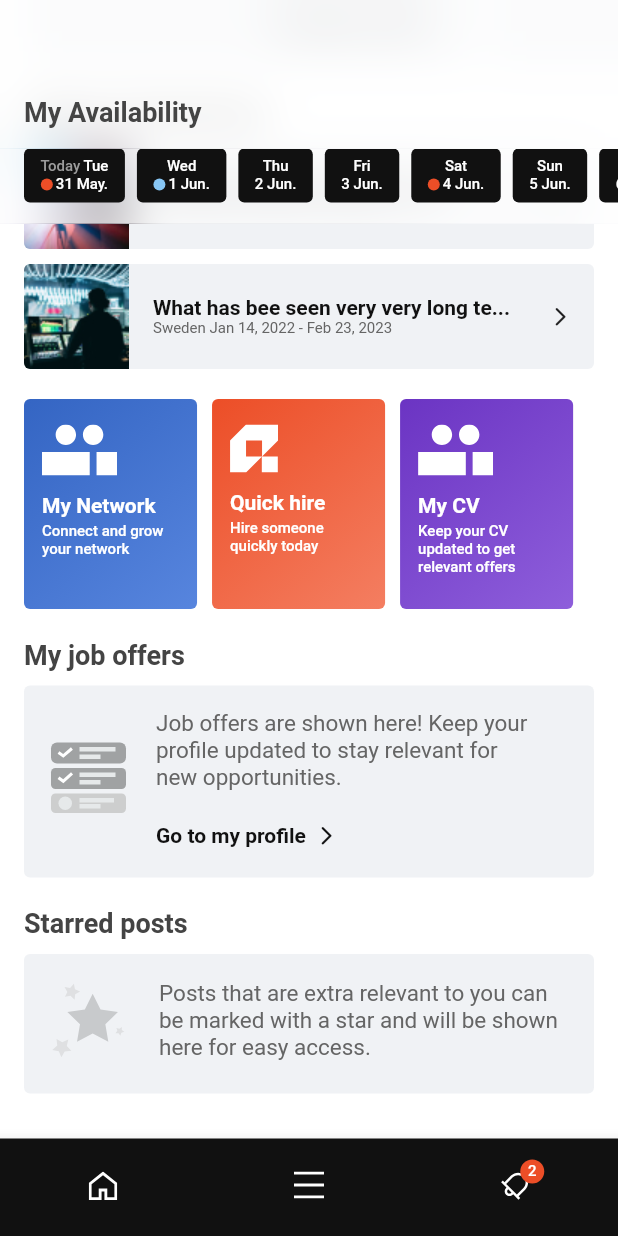
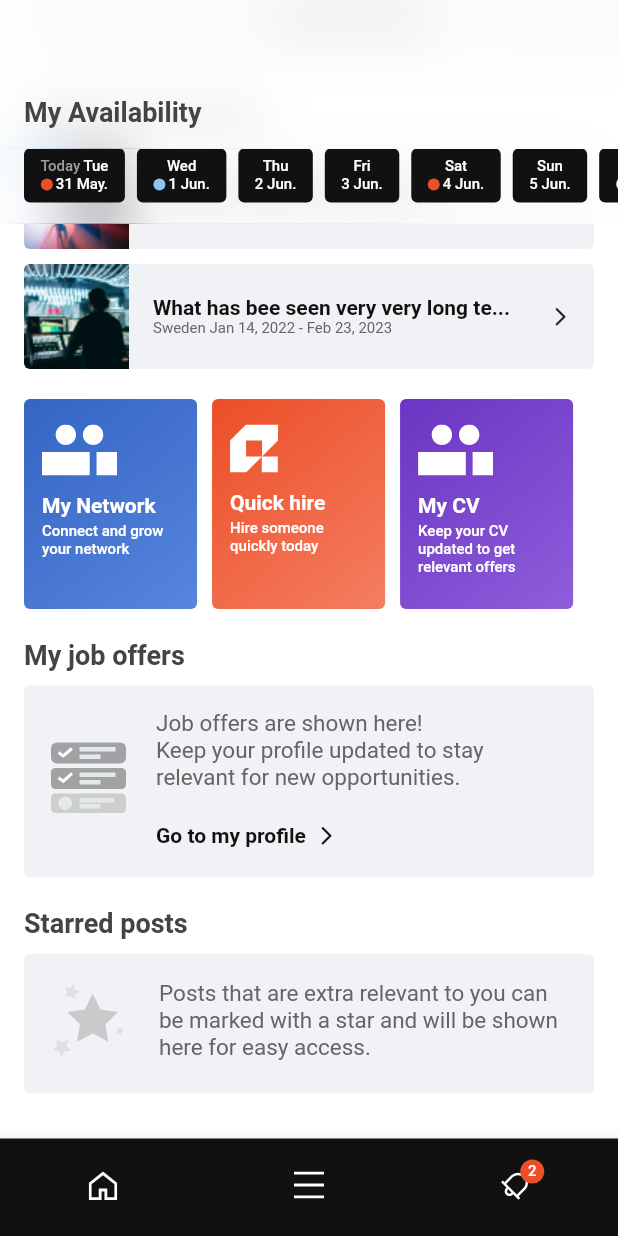
Before and after one commit to sdf0106/qyre_test_app, a Flutter app: the screen it shows after launch, scrolled down 342 dp, on a phone screen of 412 x 824 dp. Run offline on Flutter 3.47's test engine with Material 2 defaults, Android fonts, the light colour scheme and no system bars; our stand-ins replace bloc, dartz, flutter_bloc, flutter_svg, freezed_annotation, get_it and 1 more; Roboto replaces fonts that are missing (Matter).

```diff
--- a/lib/features/job_offers/presentation/widgets/job_offers_card.dart
+++ b/lib/features/job_offers/presentation/widgets/job_offers_card.dart
@@ -16,7 +16,7 @@ class JobOffersCard extends StatelessWidget {
       onTap: () {},
       child: Ink(
         height: 128.0,
-        padding: const EdgeInsets.fromLTRB(16.0, 16.0, 0.0, 20.0),
+        padding: const EdgeInsets.fromLTRB(16.0, 16.0, 16.0, 20.0),
         decoration: BoxDecoration(
           color: Palette.gray25,
           borderRadius: BorderRadius.circular(4.0),
@@ -31,16 +31,14 @@ class JobOffersCard extends StatelessWidget {
               mainAxisAlignment: MainAxisAlignment.spaceBetween,
               crossAxisAlignment: CrossAxisAlignment.start,
               children: [
-                SizedBox(
+                Container(
+                  padding: const EdgeInsets.only(right: 16.0),
                   width: 250.0,
-                  child: Flexible(
-                    child: Text(
-                      'Job offers are shown here! Keep your profile updated to stay relevant for new opportunities.',
-                      style: Theme.of(context).textTheme.bodyText2!.copyWith(
-                            overflow: TextOverflow.ellipsis,
-                          ),
-                      maxLines: 4,
-                    ),
+                  child: Text(
+                    'Job offers are shown here!\nKeep your profile updated to stay relevant for new opportunities.',
+                    style: Theme.of(context).textTheme.bodyText2,
+                    maxLines: 4,
+                    overflow: TextOverflow.fade,
                   ),
                 ),
                 Row(
```
